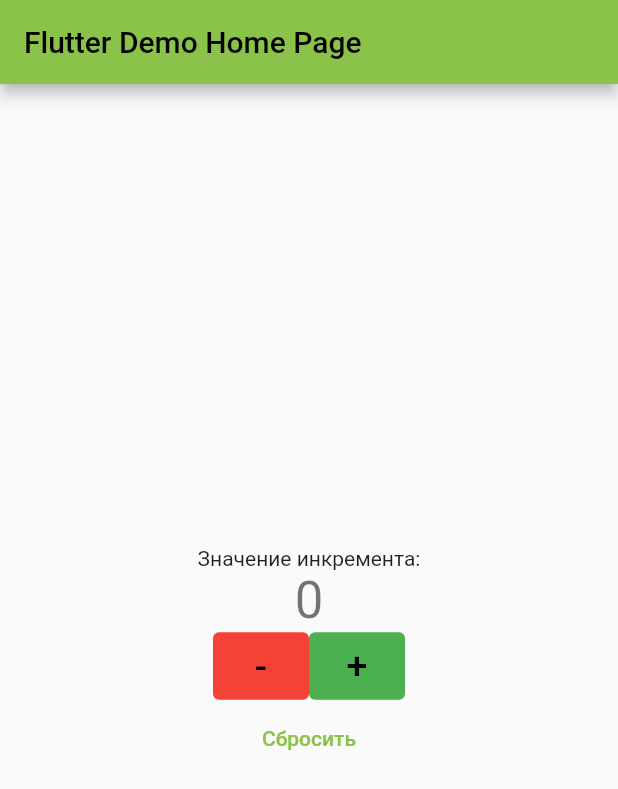
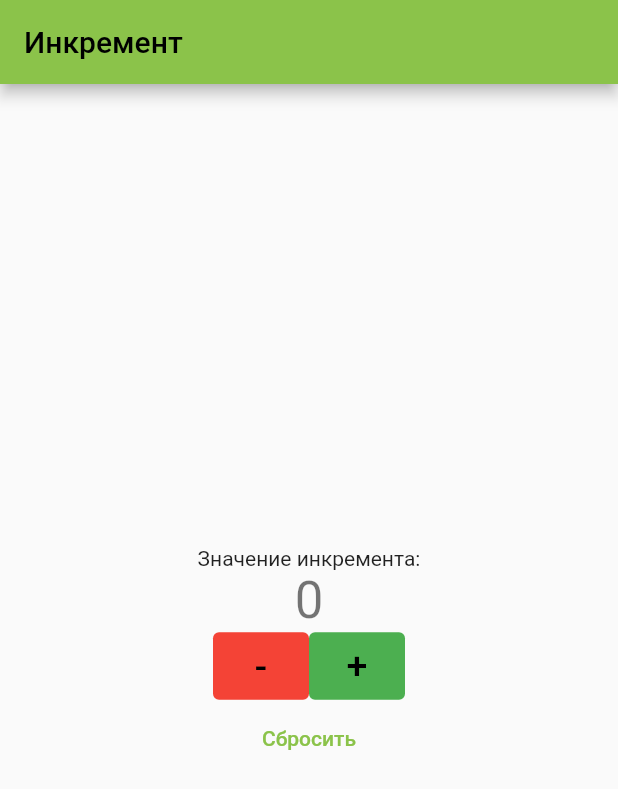
Before and after one commit to AkmalYu/lab3, a Flutter app: the screen it shows after launch, on a phone screen of 412 x 824 dp. Shown: the top 789 px of the screen. Run offline on Flutter 3.47's test engine with Material 2 defaults, Android fonts, the phone set to English and light mode, and no system bars.

Commit message:
changed title name

```diff
--- a/lib/main.dart
+++ b/lib/main.dart
@@ -15,7 +15,7 @@ class MyApp extends StatelessWidget {
       theme: ThemeData(
         primarySwatch: Colors.lightGreen,
       ),
-      home: const MyHomePage(title: 'Flutter Demo Home Page'),
+      home: const MyHomePage(title: 'Инкремент'),
     );
   }
 }
```
